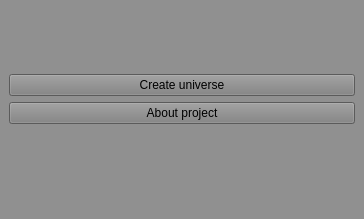
This is qbio/mainwindow.ui in amedari13/biosphere as Qt 5 draws it before an edit. The edited form follows.
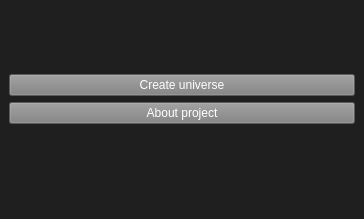
This is the edited form.

Commit message: design and size changes

The edit to the form file:
```diff
--- a/qbio/mainwindow.ui
+++ b/qbio/mainwindow.ui
@@ -14,8 +14,8 @@
    <string>Biosphere simulation</string>
   </property>
   <property name="styleSheet">
-   <string notr="true">background-color: #909090;
-color: #000000;</string>
+   <string notr="true">background-color: #1f1f1f;
+color: #ffffff;</string>
   </property>
   <widget class="QWidget" name="centralwidget">
    <layout class="QVBoxLayout" name="verticalLayout">
```
The commit also changes 5 other files.
